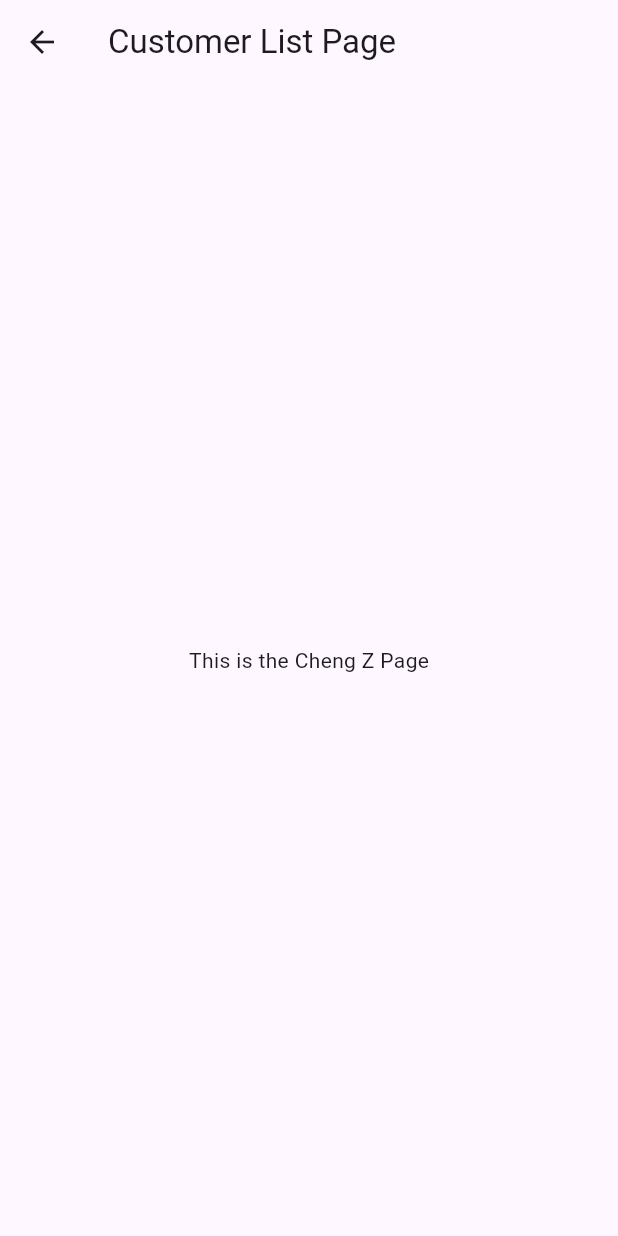
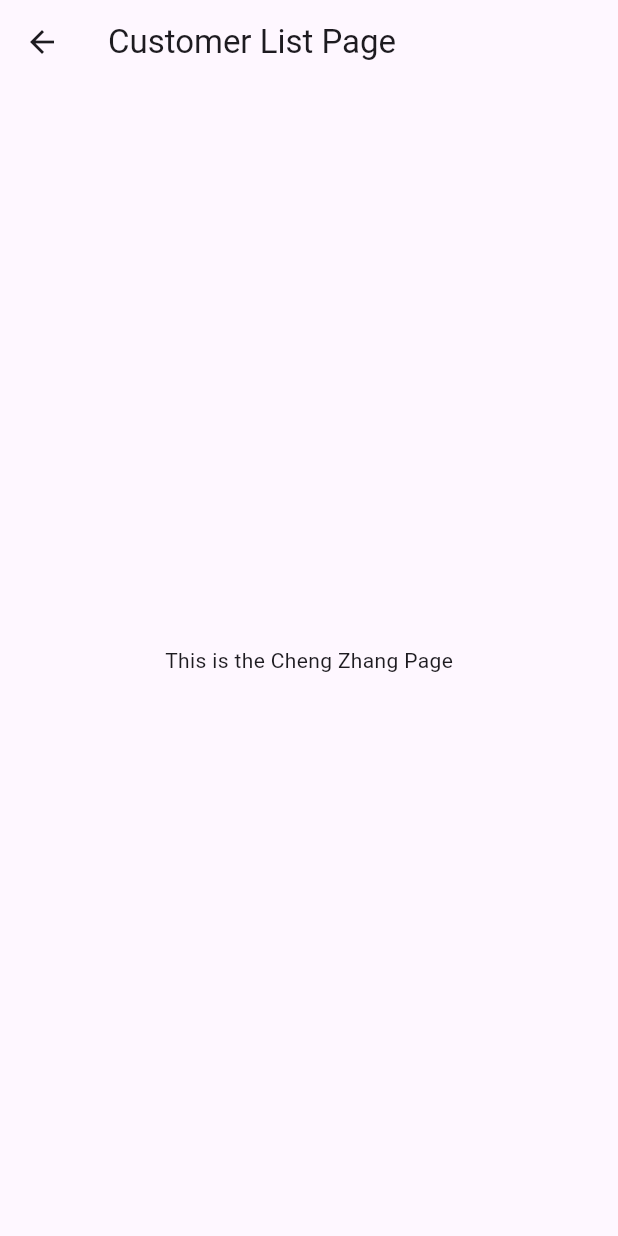
Before and after one commit to QirongChen0910/mobile_final, a Flutter app: the CustomerListPage screen opened directly, on a phone screen of 412 x 824 dp. Run offline on Flutter 3.47's test engine with Material 3 defaults, Android fonts, the phone set to English and light mode, and no system bars.

Commit message:
Cheng's 1st commit

```diff
--- a/lib/CustomerListPage.dart
+++ b/lib/CustomerListPage.dart
@@ -8,7 +8,7 @@ class CustomerListPage extends StatelessWidget {
         title: const Text('Customer List Page'),
       ),
       body: Center(
-        child: const Text('This is the Cheng Z Page'),
+        child: const Text('This is the Cheng Zhang Page'),
       ),
     );
   }
```
